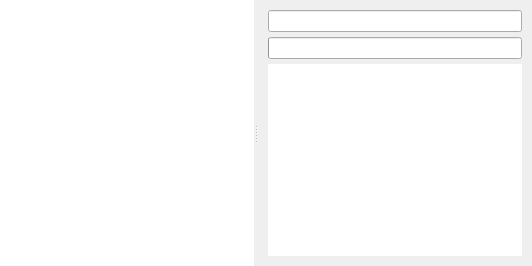
Qt form Sources/filemgmt/ptFileMgrWindow.ui (dzz007/photivo) before a commit.
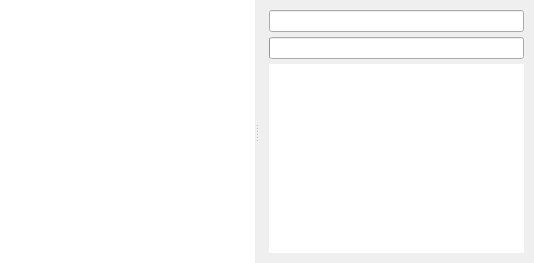
The same form after that commit.

Commit message: - Interactive path input widget - Initial thumbnail dir gets read immediately on Photivo startup when the file manager is open.

Diff of the .ui file:
```diff
--- a/Sources/filemgmt/ptFileMgrWindow.ui
+++ b/Sources/filemgmt/ptFileMgrWindow.ui
@@ -2,6 +2,14 @@
 <ui version="4.0">
  <class>ptFileMgrWindow</class>
  <widget class="QWidget" name="ptFileMgrWindow">
+  <property name="geometry">
+   <rect>
+    <x>0</x>
+    <y>0</y>
+    <width>534</width>
+    <height>263</height>
+   </rect>
+  </property>
   <property name="windowTitle">
    <string/>
   </property>
@@ -64,11 +72,7 @@
         <number>10</number>
        </property>
        <item>
-        <widget class="QLineEdit" name="m_PathInput">
-         <property name="readOnly">
-          <bool>true</bool>
-         </property>
-        </widget>
+        <widget class="QLineEdit" name="m_PathInput"/>
        </item>
        <item>
         <widget class="QProgressBar" name="m_Progressbar">
```
The commit also changes 3 other files.
